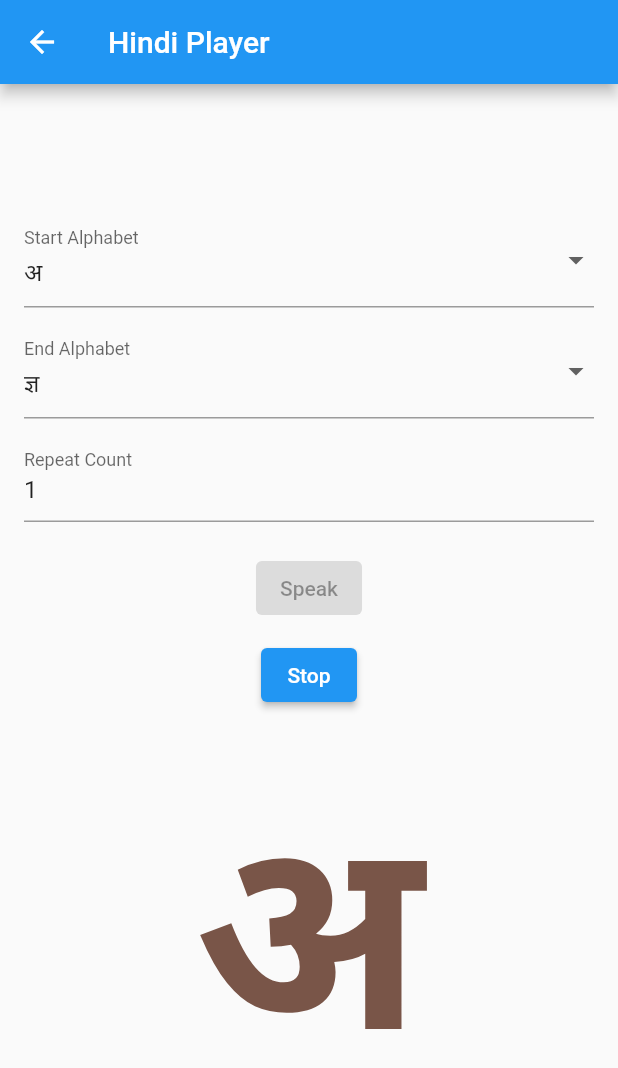
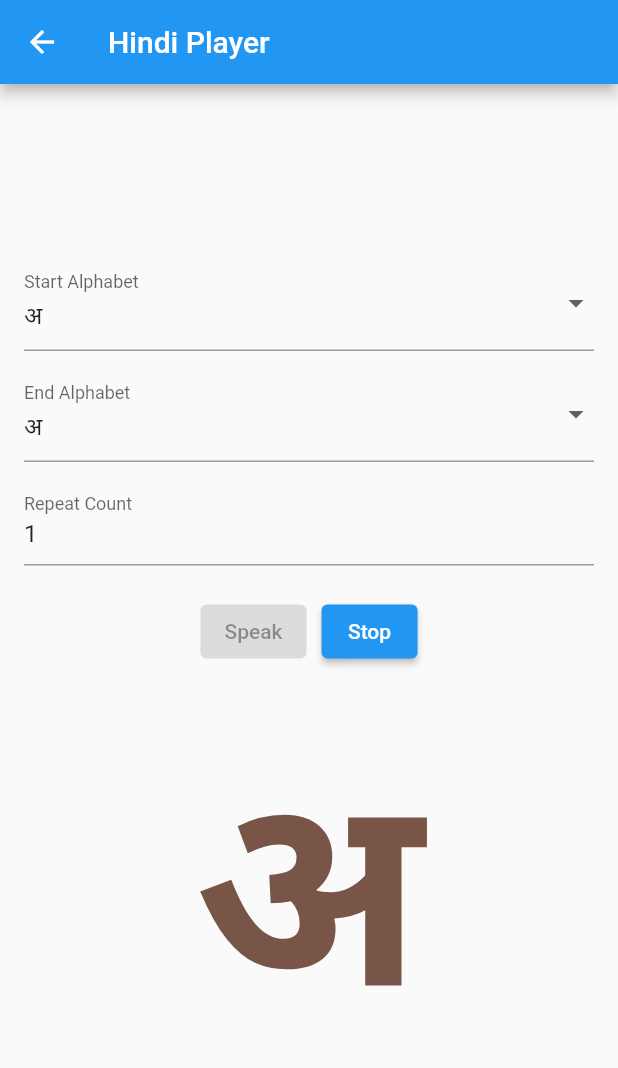
Before and after one commit to ikbhal/alphabet_tts_loop_start_end_alphabet, a Flutter app: the HindiPlayer screen opened by its route, after a tap on "Speak", on a phone screen of 412 x 824 dp. Shown: the top 1068 px of the screen. Run offline on Flutter 3.47's test engine with Material 2 defaults, Android fonts, the phone set to English and light mode, and no system bars; our stand-ins replace flutter_tts.

Commit message:
add drop down for hindi player

```diff
--- a/lib/hindi_player.dart
+++ b/lib/hindi_player.dart
@@ -1,4 +1,3 @@
-
 import 'package:flutter/material.dart';
 import 'package:flutter_tts/flutter_tts.dart';
 import 'dart:math';
@@ -11,22 +10,25 @@ class HindiPlayer extends StatefulWidget {
 }
 
 class _HindiPlayerState extends State<HindiPlayer> {
-  final TextEditingController startAlphabetController = TextEditingController(text:Alphabets.hindiAlphabets.first);
-  final TextEditingController endAlphabetController = TextEditingController(text:Alphabets.hindiAlphabets.last);
-  final TextEditingController repeatCountController =
-  TextEditingController(text: '1');
+  final TextEditingController repeatCountController = TextEditingController(text: '1');
   FlutterTts flutterTts = FlutterTts();
   String currentAlphabet = '';
   bool isPlaying = false;
-
-  List<String> hindiAlphabets = Alphabets.hindiAlphabets;
+  String selectedStartAlphabet = Alphabets.hindiAlphabets.first;
+  String selectedEndAlphabet = Alphabets.hindiAlphabets.first;
 
   @override
   void initState() {
     super.initState();
     flutterTts = FlutterTts();
-    flutterTts.setLanguage('hi-IN');
+    flutterTts.setLanguage('hi');
     flutterTts.setSpeechRate(0.4);
+  }
+
+  @override
+  void dispose() {
+    stop();
+    super.dispose();
   }
 
   Future<void> speak(String text) async {
@@ -36,7 +38,7 @@ class _HindiPlayerState extends State<HindiPlayer> {
   }
 
   void stop() async {
-    if (mounted && isPlaying) {
+    if (isPlaying) {
       await flutterTts.stop();
       setState(() {
         isPlaying = false;
@@ -45,39 +47,31 @@ class _HindiPlayerState extends State<HindiPlayer> {
   }
 
   Future<bool> playAlphabet(String alphabet) async {
-    // Set the current alphabet
     setState(() {
       currentAlphabet = alphabet;
     });
-
-    // Speak the current alphabet
     await speak(alphabet);
-
     return true;
   }
 
-  void playLessonString() async {
-    final String startAlphabet = startAlphabetController.text;
-    final String endAlphabet = endAlphabetController.text;
+  void playHindiAlphabets() async {
     final int repeatCount = int.parse(repeatCountController.text);
 
-    if (startAlphabet.isNotEmpty &&
-        endAlphabet.isNotEmpty &&
-        repeatCount > 0) {
+    if (repeatCount > 0) {
+
       setState(() {
         isPlaying = true;
       });
 
       for (int i = 0; i < repeatCount && isPlaying; i++) {
-        final startIndex = hindiAlphabets.indexOf(startAlphabet);
-        final endIndex = hindiAlphabets.indexOf(endAlphabet);
+        final startIndex = Alphabets.hindiAlphabets.indexOf(selectedStartAlphabet);
+        final endIndex = Alphabets.hindiAlphabets.indexOf(selectedEndAlphabet);
 
-        for (int j = startIndex;
-        isPlaying && j <= endIndex;
-        j++) {
-          final currentAlphabet = hindiAlphabets[j];
+        for (int j = startIndex; isPlaying && j <= endIndex; j++) {
+          final currentAlphabet = Alphabets.hindiAlphabets[j];
           await playAlphabet(currentAlphabet);
-          await Future.delayed(Duration(milliseconds: 2000)); // Delay for 2 seconds
+          await Future.delayed(
+              Duration(milliseconds: 2000)); // Delay for 2 seconds
         }
       }
 
@@ -88,14 +82,13 @@ class _HindiPlayerState extends State<HindiPlayer> {
   }
 
   @override
-  void dispose() {
-    stop();
-    super.dispose();
-  }
-
-  @override
   Widget build(BuildContext context) {
-    return Scaffold(
+    return WillPopScope(
+      onWillPop: () async {
+        stop(); // Call the stop() method before navigating back
+        return true; // Allow the back navigation
+      },
+      child: Scaffold(
         appBar: AppBar(
           title: Text('Hindi Player'),
         ),
@@ -106,13 +99,13 @@ class _HindiPlayerState extends State<HindiPlayer> {
               mainAxisAlignment: MainAxisAlignment.center,
               children: [
                 DropdownButtonFormField<String>(
-                value: startAlphabetController.text,
+                  value: selectedStartAlphabet,
                   onChanged: (newValue) {
                     setState(() {
-                    startAlphabetController.text = newValue!;
+                      selectedStartAlphabet = newValue!;
                     });
                   },
-                items: hindiAlphabets.map((alphabet) {
+                  items: Alphabets.hindiAlphabets.map((alphabet) {
                     return DropdownMenuItem(
                       value: alphabet,
                       child: Text(alphabet),
@@ -124,13 +117,13 @@ class _HindiPlayerState extends State<HindiPlayer> {
                 ),
                 SizedBox(height: 10.0),
                 DropdownButtonFormField<String>(
-                value: endAlphabetController.text,
+                  value: selectedEndAlphabet,
                   onChanged: (newValue) {
                     setState(() {
-                    endAlphabetController.text = newValue!;
+                      selectedEndAlphabet = newValue!;
                     });
                   },
-                items: hindiAlphabets.map((alphabet) {
+                  items: Alphabets.hindiAlphabets.map((alphabet) {
                     return DropdownMenuItem(
                       value: alphabet,
                       child: Text(alphabet),
@@ -149,14 +142,19 @@ class _HindiPlayerState extends State<HindiPlayer> {
                   ),
                 ),
                 SizedBox(height: 20.0),
+                Row(
+                  mainAxisAlignment: MainAxisAlignment.center,
+                  children: [
                     ElevatedButton(
-                onPressed: isPlaying ? null : playLessonString,
+                      onPressed: isPlaying ? null : playHindiAlphabets,
                       child: Text('Speak'),
                     ),
-              SizedBox(height: 10.0),
+                    SizedBox(width: 10.0),
                     ElevatedButton(
                       onPressed: stop,
                       child: Text('Stop'),
+                    ),
+                  ],
                 ),
                 SizedBox(height: 20.0),
                 Text(
@@ -164,14 +162,14 @@ class _HindiPlayerState extends State<HindiPlayer> {
                   style: TextStyle(
                     fontSize: 180,
                     fontWeight: FontWeight.bold,
-                  color: Colors
-                      .primaries[Random().nextInt(Colors.primaries.length)],
+                    color: Colors.primaries[Random().nextInt(Colors.primaries.length)],
                   ),
                 ),
               ],
             ),
           ),
         ),
+      ),
     );
   }
 }
```
Lines whose indentation alone changed are shown as unchanged.
